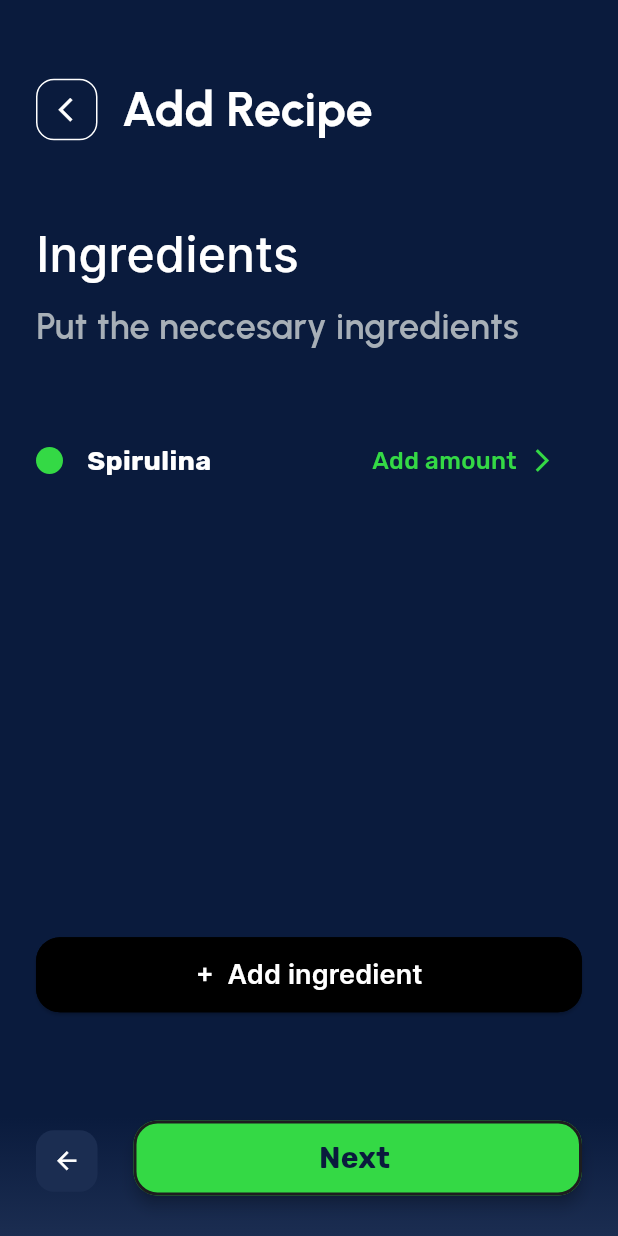
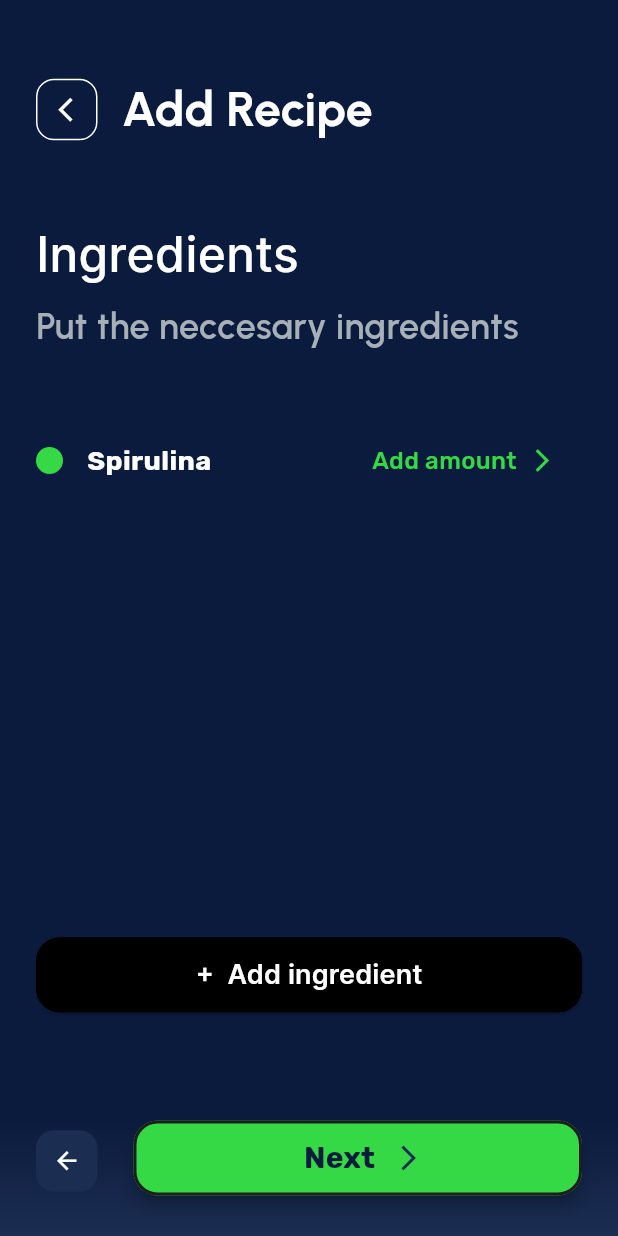
Before and after one commit to Said-Ines/Spiraw, a Flutter app: the IngredientsScreen screen opened by its route, on a phone screen of 412 x 824 dp. Run offline on Flutter 3.47's test engine with Material 3 defaults, Android fonts, the phone set to English and light mode, and no system bars; our stand-ins replace action_slider, connectivity_plus, country_picker, dotted_border, firebase_auth, firebase_core and 9 more; missing offline and left inert: day_picker, qr_code_scanner, scan, vertical_percent_indicator; accounts and stored records are empty.

Commit message:
adding arrow icon to the next button

```diff
--- a/lib/modules/core/home/add_recipe/screens/ingredients_screen.dart
+++ b/lib/modules/core/home/add_recipe/screens/ingredients_screen.dart
@@ -80,7 +80,11 @@ class IngredientsScreen extends GetView<AddRecipeController> {
                 title: "Next ",
                 onPressed: () {},
                 isFromRecipe: true,
-                reversed: false,
+                reversed: true,
+                icon: const Icon(
+                  Icons.arrow_forward_ios,
+                  size: 20,
+                ),
               ),
             ),
           ],
```
